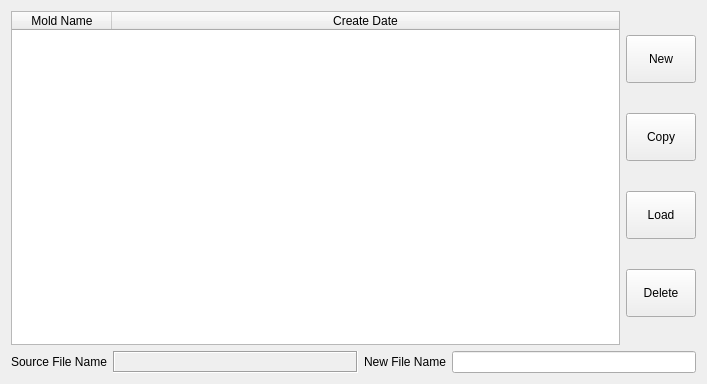
The window that function_settings/moldinformation.ui (GaussCheng/2-5AxisPunch) describes before a commit, drawn with Qt 5.
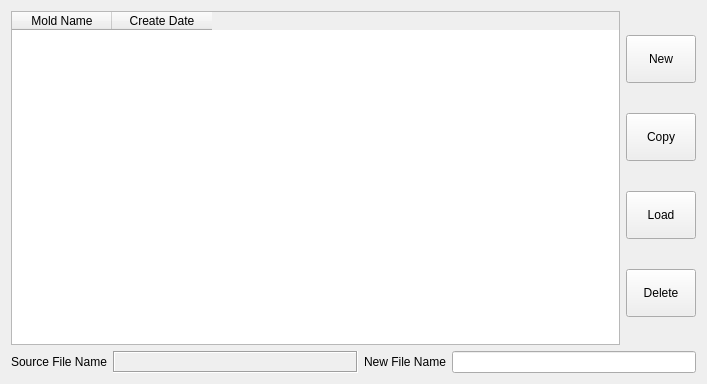
The same window after the commit. Custom widgets are drawn as their Qt base class.

The edit to the form file:
```diff
--- a/function_settings/moldinformation.ui
+++ b/function_settings/moldinformation.ui
@@ -36,9 +36,6 @@
        <property name="selectionBehavior">
         <enum>QAbstractItemView::SelectRows</enum>
        </property>
-       <attribute name="horizontalHeaderStretchLastSection">
-        <bool>true</bool>
-       </attribute>
        <column>
         <property name="text">
          <string>Mold Name</string>
```
